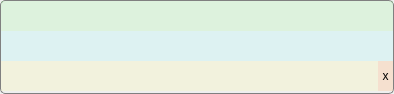
Old version of the form src/gui/design/WidgetTranslateLines.ui in the repository Icexbb/SekaiSubtitle-Python.
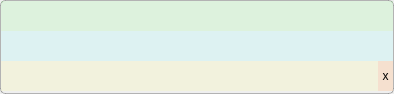
New version of the form.

Patch:
```diff
--- a/src/gui/design/WidgetTranslateLines.ui
+++ b/src/gui/design/WidgetTranslateLines.ui
@@ -37,7 +37,7 @@
 #WidgetMiddle{background-color: rgba(150, 255, 255, 50);}
 QLineEdit{margin:2px;background-color:rgba(0,0,0,0);}
 QToolButton#ClearButton{border:0px;background-color: rgba(255, 150, 150, 50);}
-#LineFrame{border:0.5px solid gray;border-radius:5px;}</string>
+#LineFrame{border:0.5px solid rgba(0,0,0,64);border-radius:5px;}</string>
   </property>
   <layout class="QGridLayout" name="gridLayout">
    <property name="leftMargin">
```
